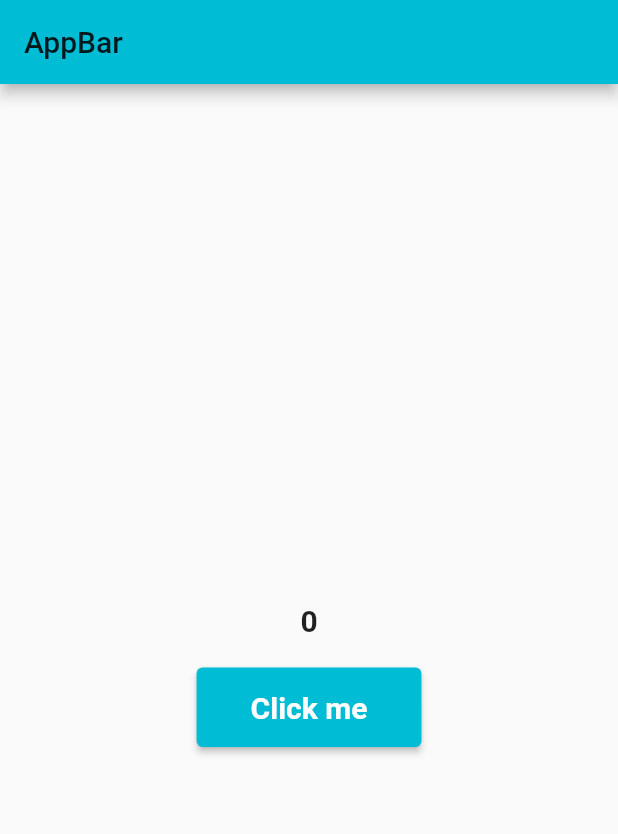
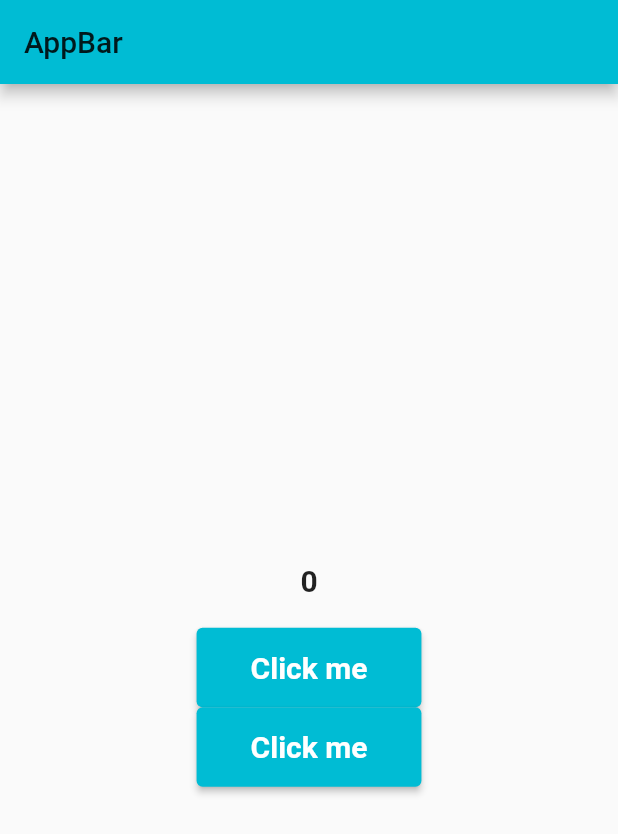
Before and after one commit to shubhamprajapati241/flutter_git, a Flutter app: the screen it shows after launch, on a phone screen of 412 x 824 dp. Shown: the top 834 px of the screen. Run offline on Flutter 3.47's test engine with Material 2 defaults, Android fonts, the phone set to English and light mode, and no system bars.

Commit message:
adding a ElevatedButton

```diff
--- a/lib/main.dart
+++ b/lib/main.dart
@@ -59,12 +59,29 @@ class _HomePageState extends State<HomePage> {
               child: Padding(
                 padding: const EdgeInsets.symmetric(
                     vertical: 15.0, horizontal: 20.0),
-                child: Text("Click me",
-                    style: TextStyle(
-                      fontSize: 20.0,
-                      fontWeight: FontWeight.bold,
-                      color: Colors.white,
-                    )),
+                child: Text(
+                  "Click me",
+                  style: TextStyle(
+                    fontSize: 20.0,
+                    fontWeight: FontWeight.bold,
+                    color: Colors.white,
+                  ),
+                ),
+              ),
+            ),
+            ElevatedButton(
+              onPressed: datachanger,
+              child: Padding(
+                padding: const EdgeInsets.symmetric(
+                    vertical: 15.0, horizontal: 20.0),
+                child: Text(
+                  "Click me",
+                  style: TextStyle(
+                    fontSize: 20.0,
+                    fontWeight: FontWeight.bold,
+                    color: Colors.white,
+                  ),
+                ),
               ),
             ),
           ],
```
